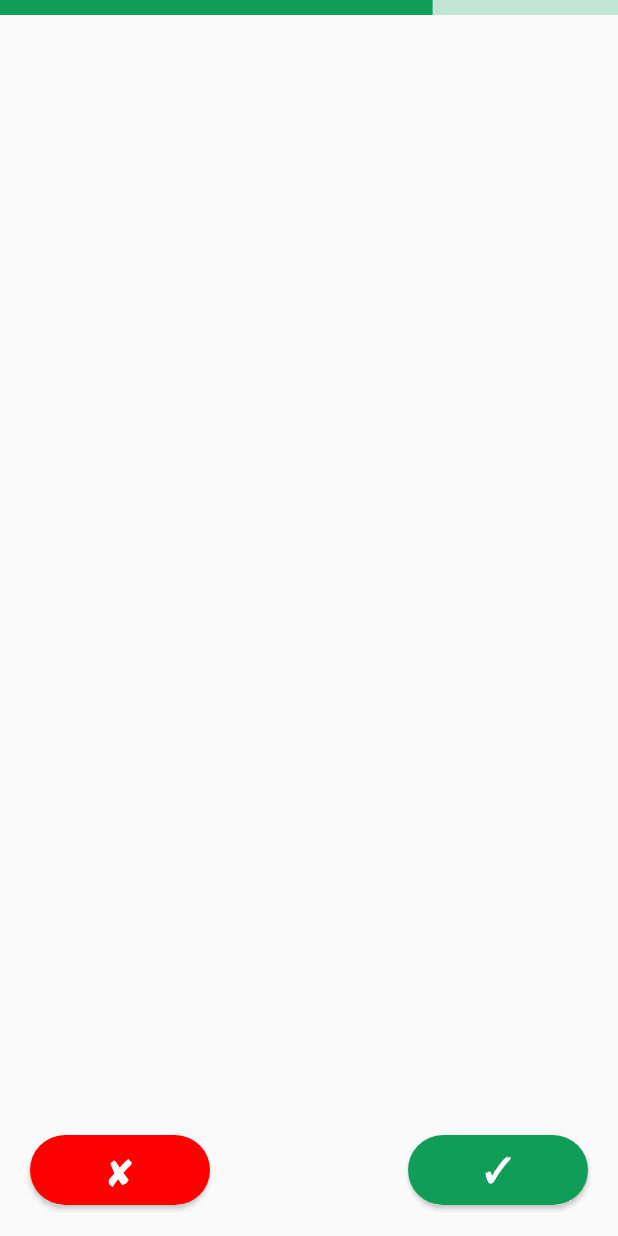
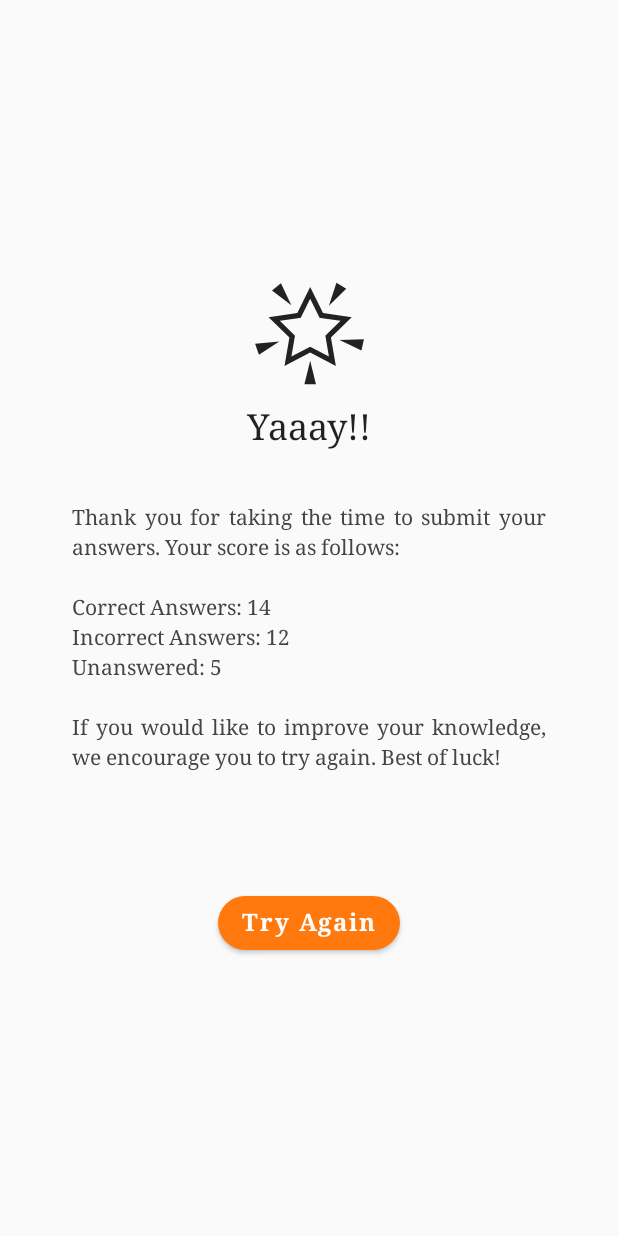
Before and after one commit to janbarari/falling-words-challenge, an Android app built with Jetpack Compose: the ChallengeScreen screen opened through its navigation route, after a tap on an icon or button, on a phone screen of 412 x 824 dp. Run offline under Robolectric (Android 15) with nearby library versions, the phone set to English and light mode, and no system bars; our stand-ins replace accompanist; libraries missing offline, so code that uses them is left out: com.google.accompanist.navigation.

Commit message:
feat(9): Add score screen ui

```diff
--- a/app/src/main/java/io/github/janbarari/fallingwords/HomeActivity.kt
+++ b/app/src/main/java/io/github/janbarari/fallingwords/HomeActivity.kt
@@ -43,7 +43,7 @@ class HomeActivity : ComponentActivity() {
                     composable(
                         route = ScoreScreen.route
                     ) {
-                        ScoreScreen()
+                        ScoreScreen(navHostController)
                     }
                 }
             }
--- a/app/src/main/java/io/github/janbarari/fallingwords/challenge/ChallengeScreen.kt
+++ b/app/src/main/java/io/github/janbarari/fallingwords/challenge/ChallengeScreen.kt
@@ -15,6 +15,7 @@ import androidx.compose.ui.tooling.preview.Preview
 import androidx.compose.ui.unit.dp
 import androidx.compose.ui.unit.sp
 import androidx.navigation.NavHostController
+import io.github.janbarari.fallingwords.score.ScoreScreen
 import io.github.janbarari.fallingwords.theme.GreenColor
 
 object ChallengeScreen {
@@ -29,7 +30,9 @@ fun ChallengeScreen(navHostController: NavHostController) {
         word = "",
         translation = "",
         correctOnClick = {
-
+            navHostController.navigate(ScoreScreen.route) {
+                popUpTo(ChallengeScreen.route) { inclusive = true }
+            }
         },
         wrongOnClick = {
 
@@ -86,7 +89,7 @@ fun ChallengeScreenContent(
             modifier = Modifier.padding(bottom = 20.dp)
         ) {
             Button(
-                onClick = {  },
+                onClick = wrongOnClick,
                 colors = ButtonDefaults.buttonColors(
                     backgroundColor = Color.Red,
                     contentColor = Color.White
@@ -105,7 +108,7 @@ fun ChallengeScreenContent(
             }
             Spacer(modifier = Modifier.weight(1F))
             Button(
-                onClick = {},
+                onClick = correctOnClick,
                 colors = ButtonDefaults.buttonColors(
                     backgroundColor = GreenColor,
                     contentColor = Color.White
--- a/app/src/main/java/io/github/janbarari/fallingwords/score/ScoreScreen.kt
+++ b/app/src/main/java/io/github/janbarari/fallingwords/score/ScoreScreen.kt
@@ -1,22 +1,111 @@
 package io.github.janbarari.fallingwords.score
 
-import androidx.compose.foundation.layout.fillMaxSize
-import androidx.compose.material.MaterialTheme
-import androidx.compose.material.Surface
+import androidx.compose.foundation.Image
+import androidx.compose.foundation.background
+import androidx.compose.foundation.layout.*
+import androidx.compose.foundation.shape.RoundedCornerShape
+import androidx.compose.material.Button
+import androidx.compose.material.ButtonDefaults
 import androidx.compose.material.Text
 import androidx.compose.runtime.Composable
+import androidx.compose.ui.Alignment
 import androidx.compose.ui.Modifier
+import androidx.compose.ui.graphics.Color
+import androidx.compose.ui.res.painterResource
+import androidx.compose.ui.text.font.FontFamily
+import androidx.compose.ui.text.font.FontWeight
+import androidx.compose.ui.text.style.TextAlign
+import androidx.compose.ui.tooling.preview.Devices
+import androidx.compose.ui.tooling.preview.Preview
+import androidx.compose.ui.unit.dp
+import androidx.compose.ui.unit.sp
+import androidx.navigation.NavHostController
+import io.github.janbarari.fallingwords.R
+import io.github.janbarari.fallingwords.intro.IntroScreen
+import io.github.janbarari.fallingwords.theme.BrandColor
 
 object ScoreScreen {
     const val route: String = "score"
 }
 
 @Composable
-fun ScoreScreen() {
-    Surface(
+fun ScoreScreen(navHostController: NavHostController) {
+    ScoreScreenContent(
         modifier = Modifier.fillMaxSize(),
-        color = MaterialTheme.colors.background
+        tryAgainOnClick = {
+            navHostController.navigate(IntroScreen.route) {
+                popUpTo(ScoreScreen.route) { inclusive = true }
+            }
+        }
+    )
+}
+
+@Composable
+fun ScoreScreenContent(
+    modifier: Modifier,
+    tryAgainOnClick: () -> Unit
+) {
+    Column(
+        modifier = modifier,
+        verticalArrangement = Arrangement.Center,
+        horizontalAlignment = Alignment.CenterHorizontally
     ) {
-        Text(text = "Score")
+        Image(
+            painter = painterResource(id = R.drawable.ic_score),
+            modifier = Modifier.size(74.dp),
+            contentDescription = "Score Icon"
+        )
+        Spacer(modifier = Modifier.height(12.dp))
+        Text(
+            text = "Yaaay!!",
+            fontFamily = FontFamily.Serif,
+            fontWeight = FontWeight.Normal,
+            fontSize = 24.sp
+        )
+        Spacer(modifier = Modifier.height(36.dp))
+        Text(
+            text = "Thank you for taking the time to submit your answers. Your score is as follows:\n" +
+                    "\nCorrect Answers: 14" +
+                    "\nIncorrect Answers: 12" +
+                    "\nUnanswered: 5" +
+                    "\n" +
+                    "\nIf you would like to improve your knowledge, we encourage you to try again. Best of luck!",
+            fontFamily = FontFamily.Serif,
+            lineHeight = 20.sp,
+            fontWeight = FontWeight.Normal,
+            fontSize = 14.sp,
+            color = Color.DarkGray,
+            textAlign = TextAlign.Justify,
+            modifier = Modifier.width(316.dp)
+        )
+        Spacer(modifier = Modifier.height(76.dp))
+        Button(
+            onClick = tryAgainOnClick,
+            colors = ButtonDefaults.buttonColors(
+                backgroundColor = BrandColor,
+                contentColor = Color.White
+            ),
+            shape = RoundedCornerShape(50),
+        ) {
+            Text(
+                text = "Try Again",
+                fontFamily = FontFamily.Serif,
+                fontWeight = FontWeight.Bold,
+                fontSize = 16.sp
+            )
+        }
+
     }
 }
+
+@Composable
+@Preview(device = Devices.PIXEL_4)
+fun ScoreScreenPreview() {
+    ScoreScreenContent(
+        modifier = Modifier
+            .background(Color.White)
+            .fillMaxSize()
+    ) {
+
+    }
+}
--- /dev/null
+++ b/app/src/main/res/drawable/ic_score.xml
@@ -0,0 +1,9 @@
+<vector android:height="24dp" android:viewportHeight="1000"
+    android:viewportWidth="1000" android:width="24dp" xmlns:android="http://schemas.android.com/apk/res/android">
+    <path android:fillColor="#FF222222" android:pathData="M506,187.3l73.7,149.2l10.9,22.1l24.4,3.6l164.6,23.9L660.4,502.2l-17.6,17.2l4.2,24.4l28.1,164l-147.4,-77.5L506,618.8l-21.8,11.5l-147.3,77.4l28.1,-164l4.2,-24.3l-17.7,-17.2L232.5,386.1l164.6,-23.9l24.4,-3.6l10.9,-22.1L506,187.3M506,81.3L390.3,315.7l-258.6,37.7l187.2,182.4l-44.2,257.6L506,671.7l231.4,121.7l-44.2,-257.6l187.2,-182.4l-258.7,-37.7L506,81.3L506,81.3z"/>
+    <path android:fillColor="#FF222222" android:pathData="M454.2,957.4l51.9,-213l51.9,213H454.2z"/>
+    <path android:fillColor="#FF222222" android:pathData="M10,593.4l218.2,-21.9L44.4,691.2L10,593.4z"/>
+    <path android:fillColor="#FF222222" android:pathData="M242.8,47.6L336,246L162,112.6L242.8,47.6z"/>
+    <path android:fillColor="#FF222222" android:pathData="M831,97.2L674.8,251l68,-208.4L831,97.2z"/>
+    <path android:fillColor="#FF222222" android:pathData="M967.9,654.1l-197,-96.1l219.2,-5.2L967.9,654.1z"/>
+</vector>
```
